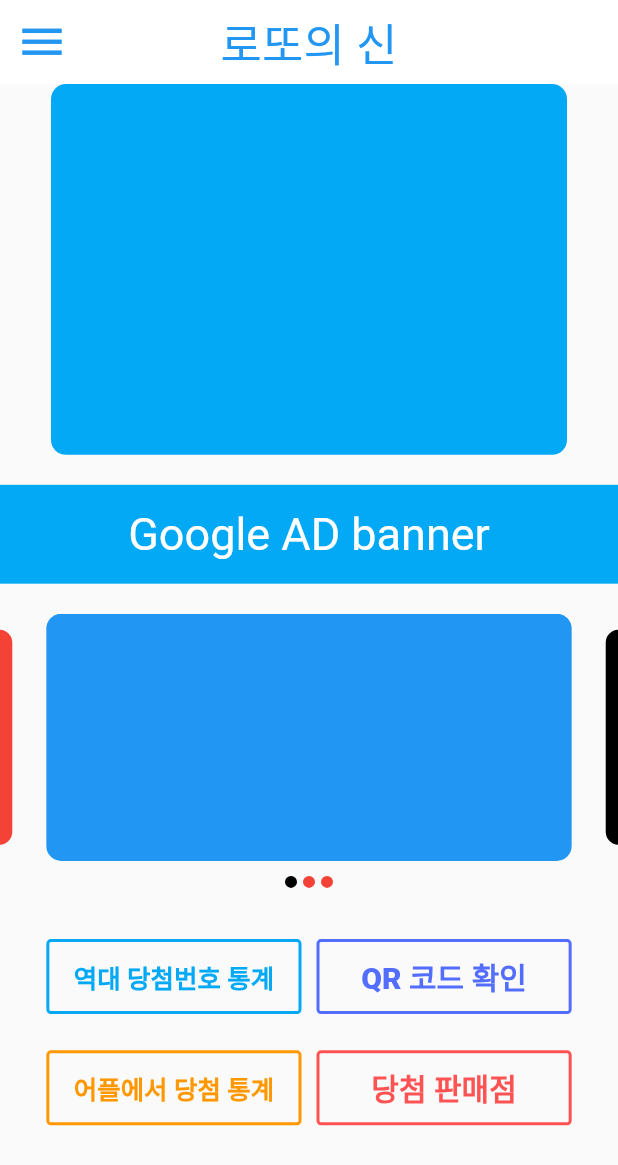
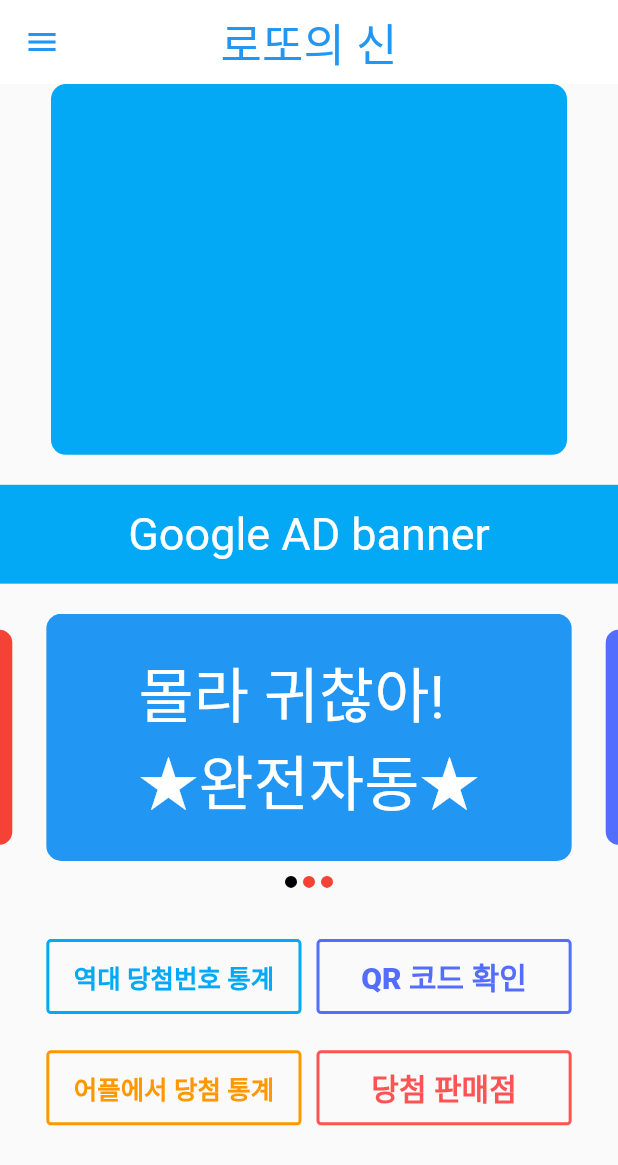
Before and after one commit to park28s/lotto_automatic, a Flutter app: the screen it shows after launch, on a phone screen of 412 x 824 dp. Shown: the top 1165 px of the screen. Run offline on Flutter 3.47's test engine with Material 2 defaults, Android fonts, the phone set to English and light mode, and no system bars; drawn by our look-alikes of carousel_slider, getwidget; Roboto replaces fonts that are missing (CookieRun).

Commit message:
Lotto-20-9-22

```diff
--- a/lib/login/style.dart
+++ b/lib/login/style.dart
@@ -6,7 +6,7 @@ final kHintTextStyle = TextStyle(
 );
 
 final kLabelStyle = TextStyle(
-  color: Colors.white,
+  color: Colors.lightBlue,
   fontWeight: FontWeight.bold,
   fontFamily: 'OpenSans',
 );
--- a/lib/main.dart
+++ b/lib/main.dart
@@ -11,7 +11,8 @@ class MyApp extends StatelessWidget {
       title: 'Lotto AutoMatic Issuance',
       theme: ThemeData(
         fontFamily: 'CookieRun',
-        appBarTheme: AppBarTheme(color: Colors.white, elevation: 0),
+        appBarTheme: AppBarTheme(color: Colors.white, elevation: 0
+        ),
         visualDensity: VisualDensity.adaptivePlatformDensity,
       ),
       home: MainHome(),
--- a/lib/main/main_home.dart
+++ b/lib/main/main_home.dart
@@ -1,6 +1,8 @@
 import 'package:flutter/material.dart';
+import 'package:getwidget/getwidget.dart';
 import 'package:carousel_slider/carousel_slider.dart';
-import 'package:getwidget/getwidget.dart';
+import 'package:lotto_app/login/login_home.dart';
+import 'package:lotto_app/main/mainwidget/main_item.dart';
 
 class MainHome extends StatefulWidget {
   @override
@@ -9,7 +11,7 @@ class MainHome extends StatefulWidget {
 
 class _MainHomeState extends State<MainHome> {
   int _current = 0;
-  List list = [con1, con2, con3];
+  final List list = [con1, con2, con3];
 
   List<T> map<T>(List list, Function handler) {
     List<T> result = [];
@@ -24,19 +26,178 @@ class _MainHomeState extends State<MainHome> {
     var size = MediaQuery.of(context).size;
     return SafeArea(
         child: Scaffold(
-            appBar: AppBar(
+      appBar: GFAppBar(
+        iconTheme: IconThemeData(color: Colors.blue),
         elevation: 0,
         centerTitle: true,
         title: Text(
           '로또의 신',
           style: TextStyle(fontSize: 30.0, color: Colors.blue),
         ),
-              leading: Icon(
-                Icons.menu,
-                color: Colors.blue,
-                size: 35.0,
+      ),
+      drawer: Drawer(
+          child: ListView(
+        padding: EdgeInsets.zero,
+        children: [
+          DrawerHeader(
+            decoration: BoxDecoration(
+                borderRadius: BorderRadius.only(
+                    bottomLeft: Radius.circular(30),
+                    bottomRight: Radius.circular(30)),
+                color: Colors.lightBlue),
+            child: Expanded(
+                child: Column(children: [
+              Row(
+                children: [
+                  Container(
+                    // 1번째 컨테이너
+                    height: size.height * 0.06,
+                    width: size.width * 0.2,
+                    decoration: BoxDecoration(
+                        borderRadius: BorderRadius.circular(10),
+                        color: Colors.transparent),
+                    child: IconButton(
+                        icon: Icon(
+                          Icons.account_circle,
+                          size: 36,
+                          color: Colors.white,
+                        ),
+                        onPressed: () {
+                          Navigator.push(
+                            context,
+                            MaterialPageRoute(
+                                builder: (context) => LoginHome()),
+                          );
+                        }),
+                  )
+                ],
+              ),
+              SizedBox(height: 3),
+              Row(
+                children: [
+                  Container(
+                    // 2번째 컨테이너
+                    height: size.height * 0.03,
+                    width: size.width * 0.2,
+                    decoration: BoxDecoration(
+                        borderRadius: BorderRadius.circular(10),
+                        color: Colors.transparent),
+                    child: Text('로그인해주세요',
+                        style: TextStyle(fontSize: 13, color: Colors.white)),
+                  )
+                ],
+              ),
+              SizedBox(height: 10),
+              Row(
+                children: [
+                  Container(
+                    // 3번째 컨테이너
+                    height: size.height * 0.09,
+                    width: size.width * 0.2,
+                    decoration: BoxDecoration(
+                        borderRadius: BorderRadius.circular(10),
+                        color: Colors.transparent),
+                    child: GFButton(
+                      type: GFButtonType.outline2x,
+                      color: Colors.white,
+                      shape: GFButtonShape.pills,
+                      onPressed: () {},
+                      child: Column(
+                        mainAxisAlignment: MainAxisAlignment.center,
+                        children: [
+                          Icon(Icons.account_circle,
+                              size: 29, color: Colors.white),
+                          Text(
+                            '마이페이지',
+                            style: TextStyle(fontFamily: 'CookieRun'),
+                          )
+                        ],
                       ),
                     ),
+                  ),
+                  SizedBox(width: 10),
+                  Container(
+                    // 4번째 컨테이너
+                    height: size.height * 0.09,
+                    width: size.width * 0.2,
+                    decoration: BoxDecoration(
+                        borderRadius: BorderRadius.circular(10),
+                        color: Colors.transparent),
+                    child: GFButton(
+                      type: GFButtonType.outline2x,
+                      color: Colors.white,
+                      shape: GFButtonShape.pills,
+                      onPressed: () {},
+                      child: Column(
+                        mainAxisAlignment: MainAxisAlignment.center,
+                        children: [
+                          Icon(Icons.store, size: 29, color: Colors.white),
+                          Text(
+                            '로또판매점',
+                            style: TextStyle(fontFamily: 'CookieRun'),
+                          )
+                        ],
+                      ),
+                    ),
+                  ),
+                  SizedBox(width: 10),
+                  Container(
+                    // 5번째 컨테이너
+                    height: size.height * 0.09,
+                    width: size.width * 0.2,
+                    decoration: BoxDecoration(
+                        borderRadius: BorderRadius.circular(10),
+                        color: Colors.transparent),
+                    child: GFButton(
+                      type: GFButtonType.outline2x,
+                      color: Colors.white,
+                      shape: GFButtonShape.pills,
+                      onPressed: () {},
+                      child: Column(
+                        mainAxisAlignment: MainAxisAlignment.center,
+                        children: [
+                          Icon(Icons.chat, size: 29, color: Colors.white),
+                          Text(
+                            '당첨 후기',
+                            style: TextStyle(fontFamily: 'CookieRun'),
+                          )
+                        ],
+                      ),
+                    ),
+                  ),
+                ],
+              ),
+            ])),
+          ),
+          ListTile(
+            leading: CircleAvatar(
+              backgroundColor: Colors.lightBlue,
+              child: Icon(Icons.drafts, color: Colors.white),
+            ),
+            title: Text('공지사항 & 이용방법'),
+            subtitle: Text('이용방법을 잘 모르시면 눌러 주세요'),
+            onTap: () {},
+          ),
+          ListTile(
+            leading: CircleAvatar(
+              backgroundColor: Colors.lightBlue,
+              child: Icon(Icons.headset_mic, color: Colors.white),
+            ),
+            title: Text('고객센터'),
+            subtitle: Text('궁금하신은 점은 고객센터로~'),
+            onTap: () {},
+          ),
+          ListTile(
+            leading: CircleAvatar(
+              backgroundColor: Colors.lightBlue,
+              child: Icon(Icons.settings, color: Colors.white),
+            ),
+            title: Text('환경설정'),
+            subtitle: Text('당첨알림, 추천번호 자동알림 설정'),
+            onTap: () {},
+          ),
+        ],
+      )),
       body: Column(
         children: [
           Container(
@@ -61,6 +222,7 @@ class _MainHomeState extends State<MainHome> {
           Container(
             child: CarouselSlider(
               options: CarouselOptions(
+                  autoPlay: true,
                   enableInfiniteScroll: true,
                   initialPage: 0,
                   height: size.height * 0.2,
@@ -80,12 +242,10 @@ class _MainHomeState extends State<MainHome> {
                 return Container(
                   width: 8.0,
                   height: 8.0,
-                        margin: EdgeInsets.symmetric(
-                            vertical: 10.0, horizontal: 2.0),
+                  margin: EdgeInsets.symmetric(vertical: 10.0, horizontal: 2.0),
                   decoration: BoxDecoration(
                       shape: BoxShape.circle,
-                            color:
-                                _current == index ? Colors.black : Colors.red),
+                      color: _current == index ? Colors.black : Colors.red),
                 );
               })),
           Container(
@@ -98,12 +258,12 @@ class _MainHomeState extends State<MainHome> {
                       children: [
                         Expanded(
                           child: GFButton(
-                                    child: Text('역대 당첨번호 통계',
+                              child: Text(
+                                '역대 당첨번호 통계',
                                 style: TextStyle(
                                     fontFamily: 'CookieRun',
                                     fontSize: 17,
-                                      fontWeight: FontWeight.w800
-                                    ),
+                                    fontWeight: FontWeight.w800),
                               ),
                               size: GFSize.LARGE,
                               type: GFButtonType.outline2x,
@@ -113,12 +273,12 @@ class _MainHomeState extends State<MainHome> {
                         SizedBox(width: 10.0),
                         Expanded(
                           child: GFButton(
-                                    child: Text('QR 코드 확인',
+                              child: Text(
+                                'QR 코드 확인',
                                 style: TextStyle(
                                     fontFamily: 'CookieRun',
                                     fontSize: 20,
-                                        fontWeight: FontWeight.w800
-                                      ),
+                                    fontWeight: FontWeight.w800),
                               ),
                               size: GFSize.LARGE,
                               type: GFButtonType.outline2x,
@@ -132,12 +292,12 @@ class _MainHomeState extends State<MainHome> {
                     children: [
                       Expanded(
                         child: GFButton(
-                                  child: Text('어플에서 당첨 통계',
+                            child: Text(
+                              '어플에서 당첨 통계',
                               style: TextStyle(
                                   fontFamily: 'CookieRun',
                                   fontSize: 17,
-                                        fontWeight: FontWeight.w800
-                                    ),
+                                  fontWeight: FontWeight.w800),
                             ),
                             size: GFSize.LARGE,
                             type: GFButtonType.outline2x,
@@ -147,12 +307,12 @@ class _MainHomeState extends State<MainHome> {
                       SizedBox(width: 10.0),
                       Expanded(
                         child: GFButton(
-                                  child: Text('당첨 판매점',
+                            child: Text(
+                              '당첨 판매점',
                               style: TextStyle(
                                   fontFamily: 'CookieRun',
                                   fontSize: 20,
-                                        fontWeight: FontWeight.w800
-                                    ),
+                                  fontWeight: FontWeight.w800),
                             ),
                             size: GFSize.LARGE,
                             type: GFButtonType.outline2x,
@@ -164,84 +324,7 @@ class _MainHomeState extends State<MainHome> {
                 ],
               ))
         ],
-            )));
+      ),
+    ));
   }
 }
-
-Widget con1() {
-  return Container(
-      decoration: BoxDecoration(
-    borderRadius: BorderRadius.circular(10),
-    color: Colors.blue,
-  ));
-}
-
-Widget con2() {
-  return Container(
-      decoration: BoxDecoration(
-    borderRadius: BorderRadius.circular(10),
-    color: Colors.black,
-  ));
-}
-
-Widget con3() {
-  return Container(
-      decoration: BoxDecoration(
-    borderRadius: BorderRadius.circular(10),
-    color: Colors.red,
-  ));
-}
-
-/*Row(
-                  mainAxisAlignment: MainAxisAlignment.center,
-                  children: map(list, (index, item) {
-                    return Container(
-                      width: 8.0,
-                      height: 8.0,
-                      margin:
-                          EdgeInsets.symmetric(vertical: 10.0, horizontal: 2.0),
-                      decoration: BoxDecoration(
-                        shape: BoxShape.circle,
-                        color: _current == index
-                            ? Colors.black
-                            : Colors.red
-                      ),
-                    );
-                  })
-                )*/
-
-/*body: Container(
-          height: size.height * 0.17,
-          child: ListView(
-            scrollDirection: Axis.horizontal,
-            children: [
-              Container(
-                width: size.width * 0.7,
-                decoration: BoxDecoration(
-                  borderRadius: BorderRadius.circular(10),
-                  color: Colors.blue,
-                ),
-              ),
-              Padding(padding: EdgeInsets.all(15.00)),
-              Container(
-                width: size.width * 0.7,
-                  decoration: BoxDecoration(
-                    borderRadius: BorderRadius.circular(10),
-                    color: Colors.black,
-                  ),
-              ),
-              Padding(padding: EdgeInsets.all(15.00)),
-              Container(
-                width: size.width * 0.7,
-                decoration: BoxDecoration(
-                  borderRadius: BorderRadius.circular(10),
-                  color: Colors.red,
-                ),
-              ),
-            ],
-          ),
-        ),
-      ),
-    );
-  }
-}*/
--- /dev/null
+++ b/lib/main/mainwidget/main_item.dart
@@ -0,0 +1,46 @@
+import 'package:flutter/material.dart';
+
+Widget con1() {
+  return Container(
+    decoration: BoxDecoration(
+      borderRadius: BorderRadius.circular(10),
+      color: Colors.blue,
+    ),
+    child: Center(
+      child: Text(
+        '몰라 귀찮아!\n★완전자동★',
+        style: TextStyle(fontSize: 40.0, color: Colors.white),
+      ),
+    ),
+  );
+}
+
+Widget con2() {
+  return Container(
+    decoration: BoxDecoration(
+      borderRadius: BorderRadius.circular(10),
+      color: Colors.indigoAccent,
+    ),
+    child: Center(
+      child: Text(
+        '꿈에 숫자가 보인거 같아!\n★원하는 수 포함/제외★',
+        style: TextStyle(fontSize: 30.0, color: Colors.white),
+      ),
+    ),
+  );
+}
+
+Widget con3() {
+  return Container(
+    decoration: BoxDecoration(
+      borderRadius: BorderRadius.circular(10),
+      color: Colors.red,
+    ),
+    child: Center(
+      child: Text(
+        '내가 찍은 번호지만 불안해!\n  ★구입 목록 번호 제외★',
+        style: TextStyle(fontSize: 30.0, color: Colors.white),
+      ),
+    ),
+  );
+}
--- a/pubspec.yaml
+++ b/pubspec.yaml
@@ -21,10 +21,9 @@ environment:
   sdk: ">=2.7.0 <3.0.0"
 
 dependencies:
-  getwidget: ^1.1.0
+  getwidget: ^1.1.3
   flutter_svg: ^0.19.0
   provider: ^4.3.2+2
-  flutter_swiper: ^1.1.6
   carousel_slider: ^2.2.1
   flutter:
     sdk: flutter
@@ -32,7 +31,7 @@ dependencies:
 
   # The following adds the Cupertino Icons font to your application.
   # Use with the CupertinoIcons class for iOS style icons.
-  cupertino_icons: ^0.1.3
+  cupertino_icons: ^1.0.0
 
 dev_dependencies:
   flutter_test:
```
Also changed, not shown: lib/login/login_home.dart (+48 -46 lines), lib/login/login_widget.dart (+11 -12 lines), lib/main/_test_main_home.dart (deleted, +0 -123 lines), pubspec.lock, 7 other files. Lines whose indentation alone changed are shown as unchanged.
